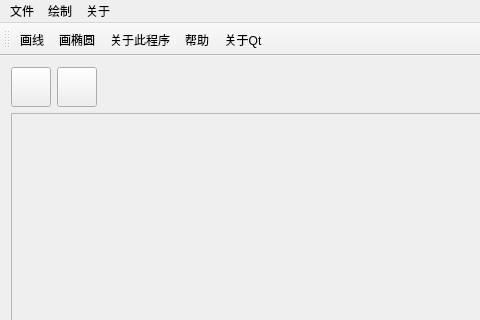
Before: the Qt Designer form src/View/mainwindow.ui in RayeRen/MiniPhotoShop, drawn with Qt 5; both pictures show x 0 to 480 and y 0 to 320 of the 647 by 549 pixel window.
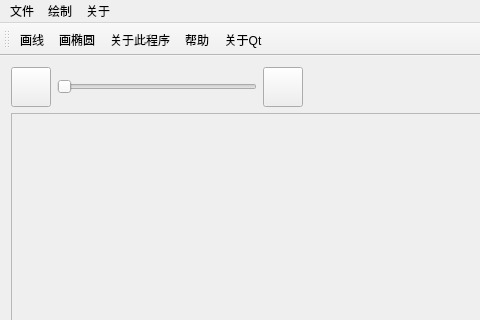
After: the same form once the commit is applied. Icons and pictures are not drawn. Custom widgets are drawn as their Qt base class.

What changed in the file:
```diff
--- a/src/View/mainwindow.ui
+++ b/src/View/mainwindow.ui
@@ -52,6 +52,31 @@
         </property>
        </widget>
       </item>
+      <item>
+       <widget class="QSlider" name="horizontalSlider">
+        <property name="sizePolicy">
+         <sizepolicy hsizetype="Fixed" vsizetype="Fixed">
+          <horstretch>0</horstretch>
+          <verstretch>0</verstretch>
+         </sizepolicy>
+        </property>
+        <property name="minimumSize">
+         <size>
+          <width>200</width>
+          <height>0</height>
+         </size>
+        </property>
+        <property name="maximumSize">
+         <size>
+          <width>200</width>
+          <height>16777215</height>
+         </size>
+        </property>
+        <property name="orientation">
+         <enum>Qt::Horizontal</enum>
+        </property>
+       </widget>
+      </item>
       <item>
        <widget class="QPushButton" name="backColorButton">
         <property name="sizePolicy">
```
